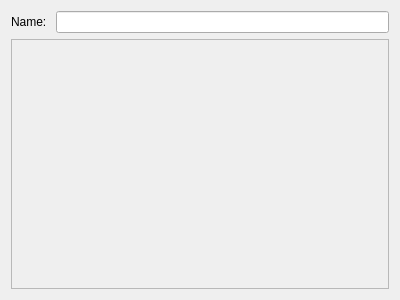
Before: the Qt Designer form src/View/PresetCreatingWidget.ui in sergsave/MagicCubiano, drawn with Qt 5.
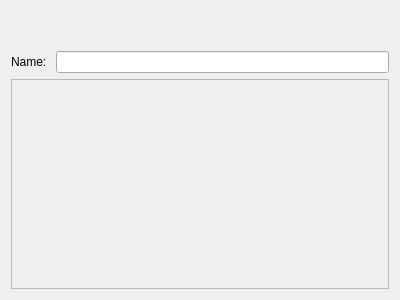
After: the same form once the commit is applied.

Patch:
```diff
--- a/src/View/PresetCreatingWidget.ui
+++ b/src/View/PresetCreatingWidget.ui
@@ -13,7 +13,20 @@
   <property name="windowTitle">
    <string>Form</string>
   </property>
-  <layout class="QVBoxLayout" name="verticalLayout" stretch="0,1">
+  <layout class="QVBoxLayout" name="verticalLayout" stretch="0,0,1">
+   <item>
+    <spacer name="verticalSpacer">
+     <property name="orientation">
+      <enum>Qt::Vertical</enum>
+     </property>
+     <property name="sizeHint" stdset="0">
+      <size>
+       <width>20</width>
+       <height>40</height>
+      </size>
+     </property>
+    </spacer>
+   </item>
    <item>
     <layout class="QHBoxLayout" name="horizontalLayout">
      <item>
```
